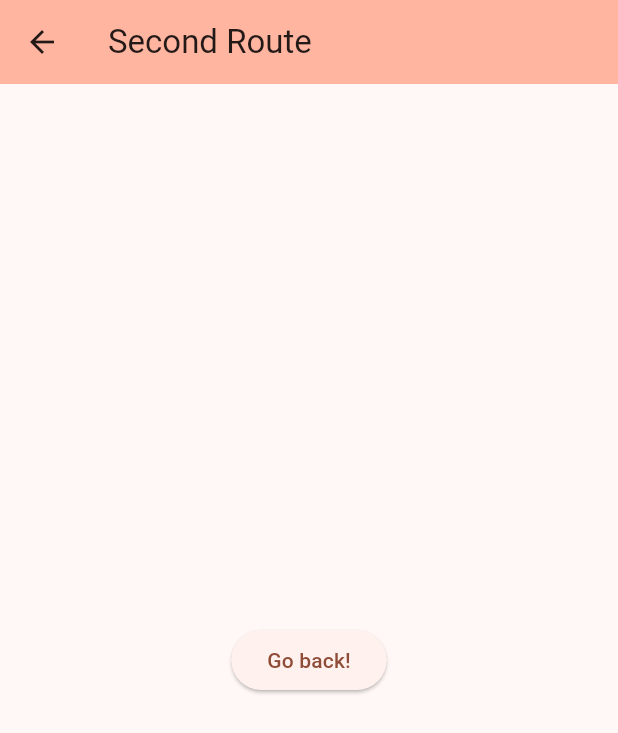
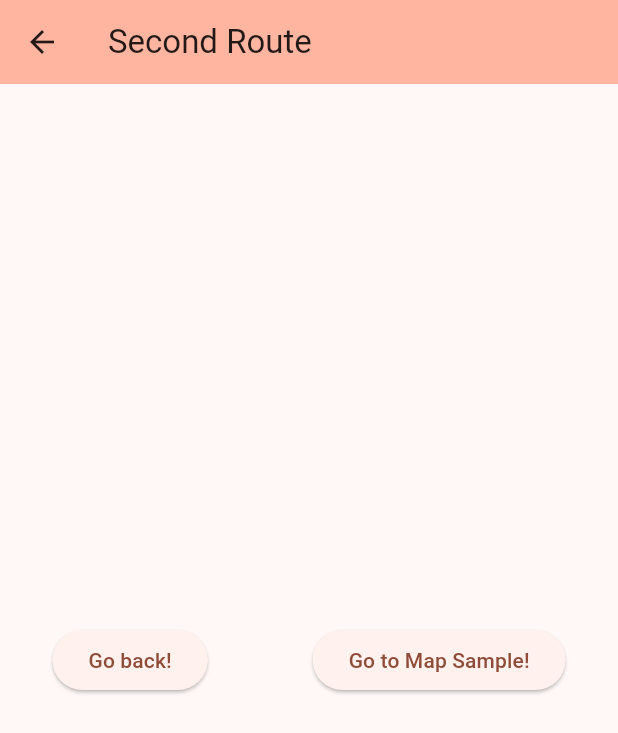
Before and after one commit to Robert01101101/tourguide_app, a Flutter app: the screen it shows after launch, after a tap on "Route 2", on a phone screen of 412 x 824 dp. Shown: the top 733 px of the screen. Run offline on Flutter 3.47's test engine with Material 3 defaults, Android fonts, the phone set to English and light mode, and no system bars; our stand-ins replace geolocator, google_maps_flutter; missing offline and left inert: google_map_polyline_new.

Commit message:
Added google maps polyline / driving route sample

```diff
--- a/lib/debugScreen.dart
+++ b/lib/debugScreen.dart
@@ -51,6 +51,12 @@ class DebugScreenState extends State<DebugScreen> {
               ElevatedButton(onPressed: () {
                 Navigator.push(
                   context,
+                  MaterialPageRoute(builder: (context) => const MapSampleDrawRoute()),
+                );
+              }, child: const Text("Map Routing")),
+              ElevatedButton(onPressed: () {
+                Navigator.push(
+                  context,
                   MaterialPageRoute(builder: (context) => const SecondRoute()),
                 );
               }, child: const Text("Route 2")),
--- a/lib/secondScreenTest.dart
+++ b/lib/secondScreenTest.dart
@@ -1,4 +1,4 @@
-import 'package:flutter/material.dart';
+import 'package:tourguide_app/utilities/custom_import.dart';
 
 class SecondRoute extends StatelessWidget {
   const SecondRoute({super.key});
@@ -11,11 +11,25 @@ class SecondRoute extends StatelessWidget {
         title: const Text('Second Route'),
       ),
       body: Center(
-        child: ElevatedButton(
-          onPressed: () {
-            Navigator.pop(context);
-          },
-          child: const Text('Go back!'),
+        child: Row(
+          mainAxisAlignment: MainAxisAlignment.spaceAround,
+          children: [
+            ElevatedButton(
+              onPressed: () {
+                Navigator.pop(context);
+              },
+              child: const Text('Go back!'),
+            ),
+            ElevatedButton(
+              onPressed: () {
+                Navigator.push(
+                  context,
+                  MaterialPageRoute(builder: (context) => const MapSample()),
+                );
+              },
+              child: const Text('Go to Map Sample!'),
+            ),
+          ],
         ),
       ),
     );
--- a/lib/utilities/custom_import.dart
+++ b/lib/utilities/custom_import.dart
@@ -1,3 +1,4 @@
 export 'package:flutter/material.dart';
 export 'package:tourguide_app/googleMapsSample.dart';
+export 'package:tourguide_app/googleMapsSampleDrawRoute.dart';
 export 'package:tourguide_app/secondScreenTest.dart';
--- a/pubspec.yaml
+++ b/pubspec.yaml
@@ -32,6 +32,7 @@ dependencies:
     sdk: flutter
   geolocator: ^10.1.0
   google_maps_flutter: ^2.5.0
+  google_map_polyline_new : ^0.3.0
 
 
   # The following adds the Cupertino Icons font to your application.
```
Also changed, not shown: lib/googleMapsSampleDrawRoute.dart (added, +132 -0 lines), pubspec.lock.
